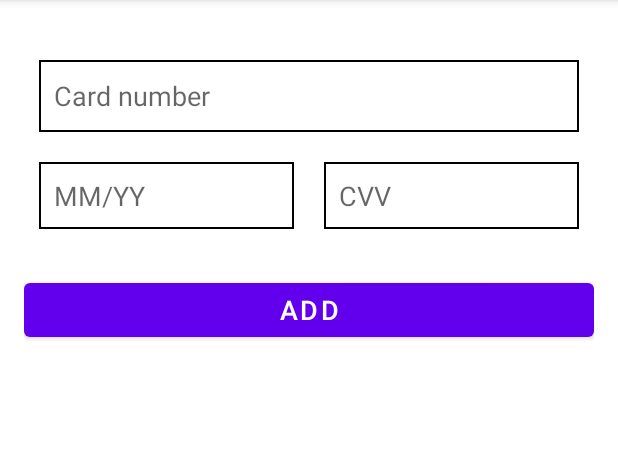
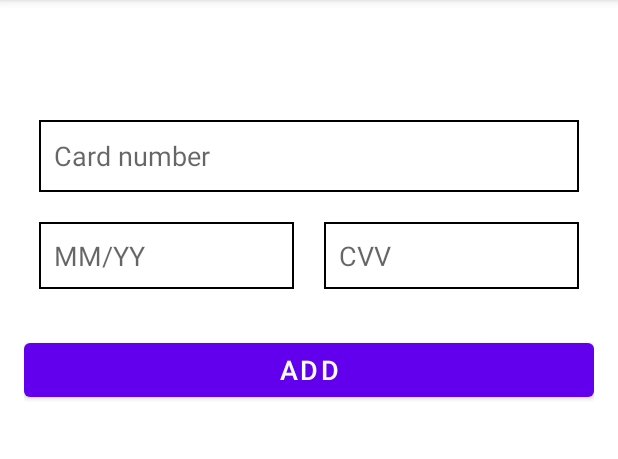
Before and after one commit to K-Trible-A/Talabat-Lite, an Android app: the CardActivity screen opened directly, with no data from a screen before it, on a phone screen of 412 x 824 dp, the part 84-543 px from its top. Run offline under Robolectric (Android 15) with nearby library versions, the phone set to English and light mode, and no system bars.

Commit message:
Fixed the offset of fields of card activity

```diff
--- a/client/app/src/main/res/layout/activity_card.xml
+++ b/client/app/src/main/res/layout/activity_card.xml
@@ -15,7 +15,7 @@
         android:layout_width="match_parent"
         android:layout_height="wrap_content"
         android:layout_marginStart="10dp"
-        android:layout_marginTop="80dp"
+        android:layout_marginTop="120dp"
         android:layout_marginEnd="10dp"
         android:autofillHints=""
         android:background="@drawable/rectangle_field"
```
